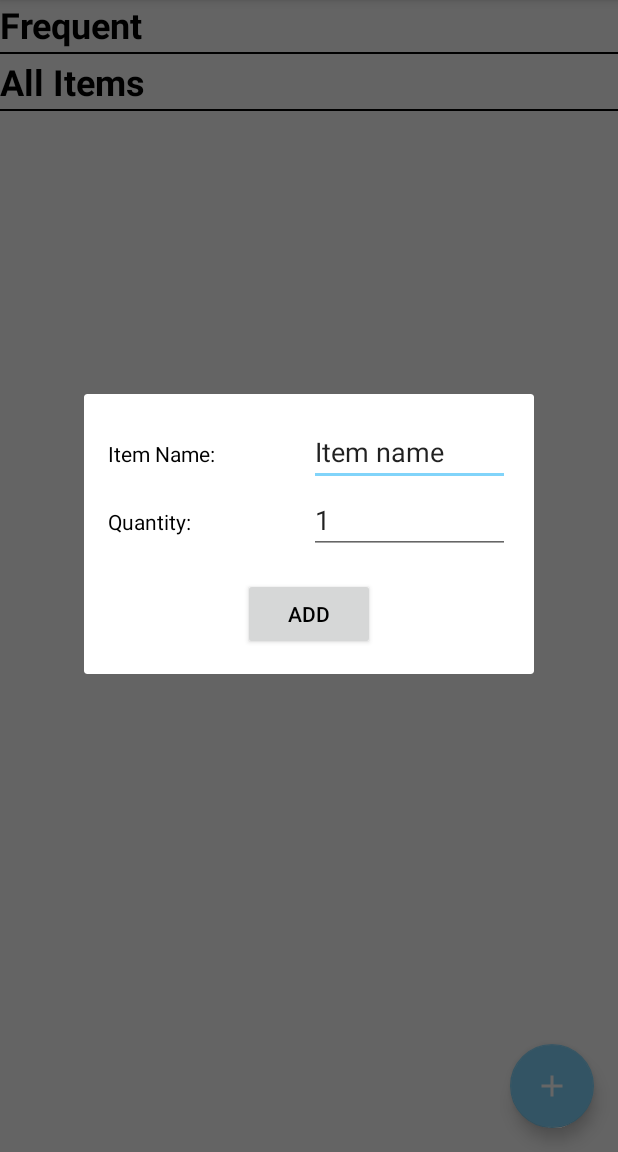
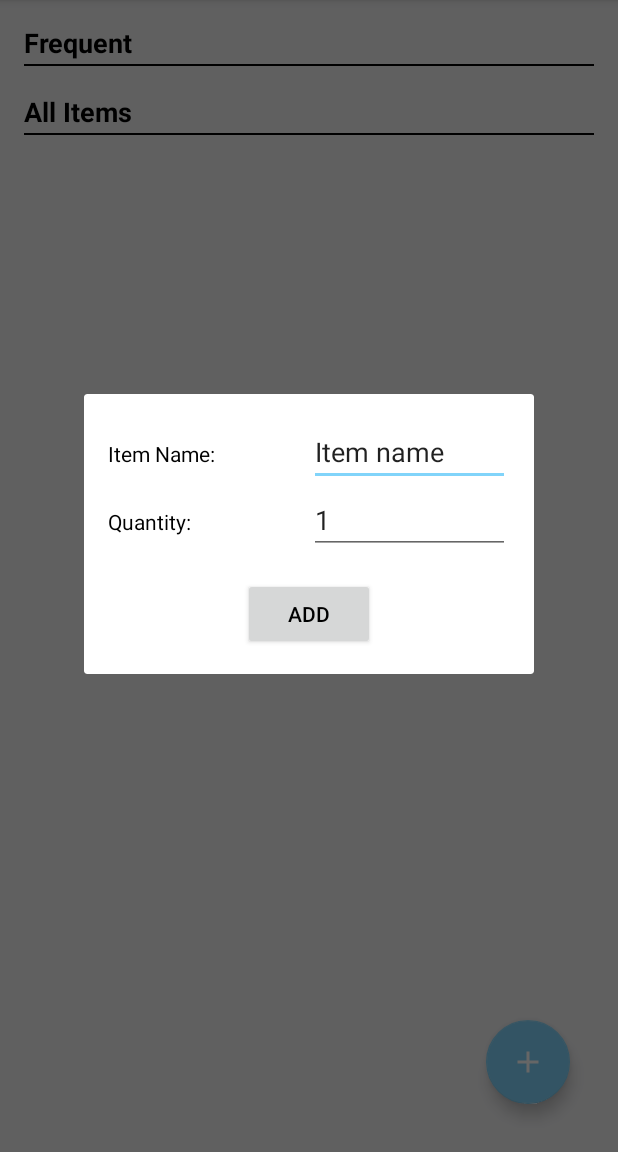
Before and after one commit to Team-SubliMate/SubliMate-Android, an Android app: the screen it shows after launch (MainActivity), after a tap on an icon or button, on a phone screen of 412 x 824 dp, the part 84-1236 px from its top. Run offline under Robolectric (Android 15) with nearby library versions, the phone set to English and light mode, and no system bars.

Commit message:
UI tweaks

```diff
--- a/app/src/main/res/drawable/border.xml
+++ b/app/src/main/res/drawable/border.xml
@@ -2,9 +2,11 @@
 <shape xmlns:android="http://schemas.android.com/apk/res/android"
     android:shape="rectangle">
 
+    <solid android:color="@android:color/white"/>
+
     <stroke
         android:width="@dimen/default_line_size"
-        android:color="@android:color/black" />
+        android:color="@color/warmGray" />
 
     <corners
         android:radius="@dimen/border_radius" />
--- a/app/src/main/res/layout/activity_main.xml
+++ b/app/src/main/res/layout/activity_main.xml
@@ -4,7 +4,9 @@
     xmlns:tools="http://schemas.android.com/tools"
     xmlns:app="http://schemas.android.com/apk/res-auto"
     android:layout_width="match_parent"
-    android:layout_height="match_parent">
+    android:layout_height="match_parent"
+    android:background="@color/overcast"
+    android:padding="@dimen/default_padding">
 
     <ScrollView
         android:id="@+id/content"
@@ -37,6 +39,7 @@
             <TextView
                 android:layout_width="wrap_content"
                 android:layout_height="wrap_content"
+                android:layout_marginTop="@dimen/default_margin"
                 android:textStyle="bold"
                 android:textSize="@dimen/default_title_text_size"
                 android:text="@string/title_all_items"/>
--- a/app/src/main/res/values/colors.xml
+++ b/app/src/main/res/values/colors.xml
@@ -6,4 +6,7 @@
 
     <color name="teal">#03DAC6</color>
     <color name="purple">#6200EE</color>
+
+    <color name="overcast">#F1F1F2</color>
+    <color name="warmGray">#BCBABE</color>
 </resources>
--- a/app/src/main/res/values/dimens.xml
+++ b/app/src/main/res/values/dimens.xml
@@ -3,7 +3,7 @@
     <dimen name="default_margin">16dp</dimen>
     <dimen name="default_padding">16dp</dimen>
     <dimen name="default_text_size">16sp</dimen>
-    <dimen name="default_title_text_size">24sp</dimen>
+    <dimen name="default_title_text_size">18sp</dimen>
     <dimen name="default_line_size">1dp</dimen>
 
     <!-- Inventory Item -->
```
